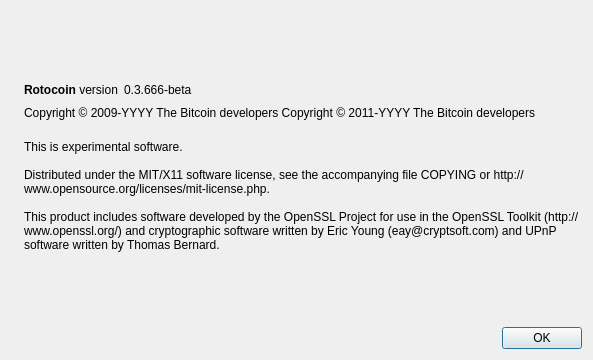
Above: src/qt/forms/aboutdialog.ui from lawiz22/wizcoin before the change. Below: the same form after it.
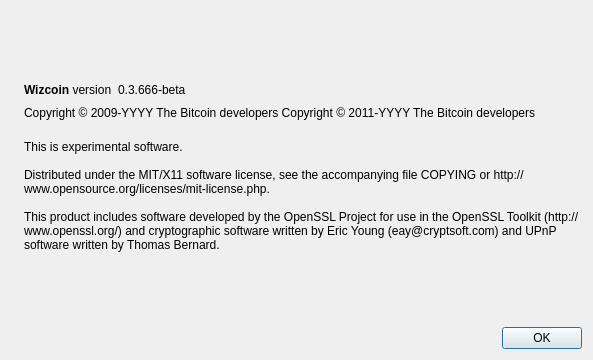
That is the form after the change. Icons and pictures are not drawn.

Patch:
```diff
--- a/src/qt/forms/aboutdialog.ui
+++ b/src/qt/forms/aboutdialog.ui
@@ -53,7 +53,7 @@
           <cursorShape>IBeamCursor</cursorShape>
          </property>
          <property name="text">
-          <string>&lt;b&gt;Rotocoin&lt;/b&gt; version</string>
+          <string>&lt;b&gt;Wizcoin&lt;/b&gt; version</string>
          </property>
          <property name="textInteractionFlags">
           <set>Qt::LinksAccessibleByMouse|Qt::TextSelectableByKeyboard|Qt::TextSelectableByMouse</set>
```
Left out of the diff: 6 changed lines with no effect on the pictures.
